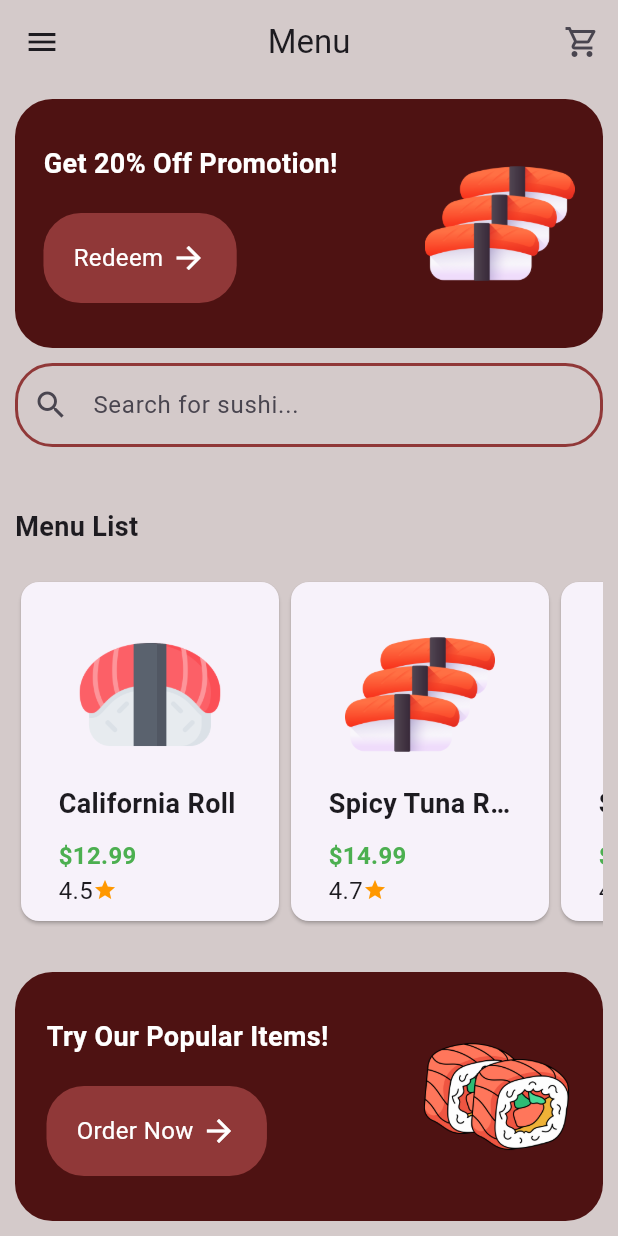
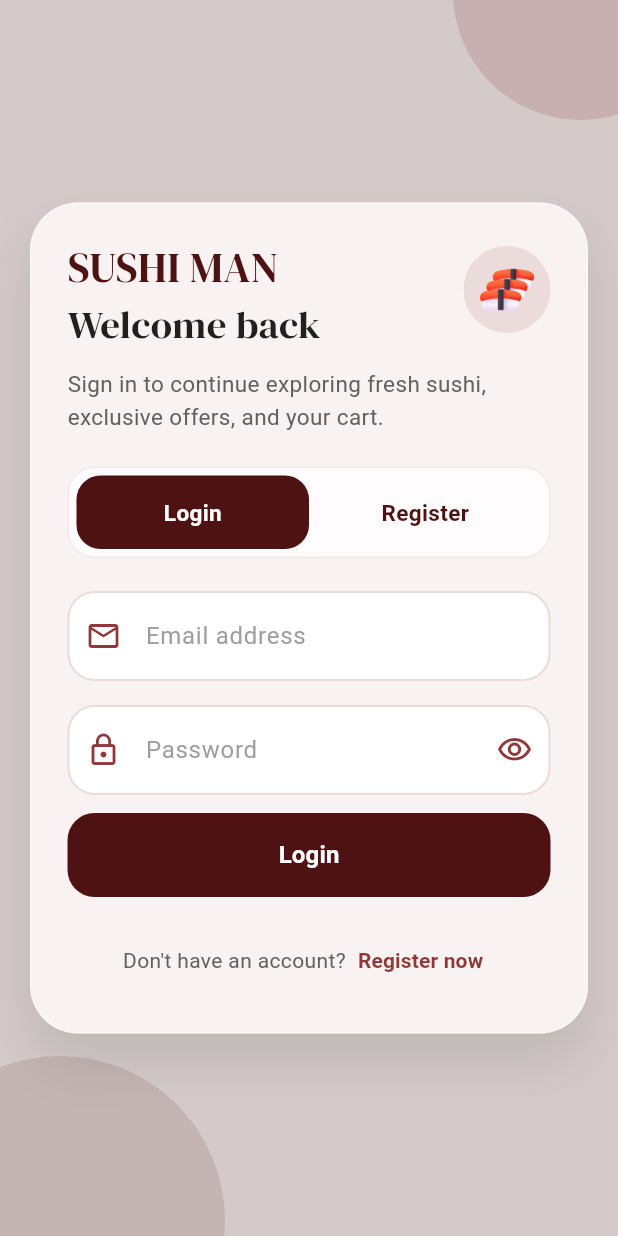
Before and after one commit to kudae3/sushi_restaurant, a Flutter app: the screen it shows after launch, after a tap on "Get Started", on a phone screen of 412 x 824 dp. Run offline on Flutter 3.47's test engine with Material 3 defaults, Android fonts, the phone set to English and light mode, and no system bars; our stand-ins replace firebase_auth, firebase_core, flutter_riverpod, google_fonts; accounts and stored records are empty; Roboto replaces fonts that are missing (DMSerifDisplay).

```diff
--- a/lib/main.dart
+++ b/lib/main.dart
@@ -2,6 +2,7 @@ import 'package:flutter/material.dart';
 import 'package:flutter_riverpod/flutter_riverpod.dart';
 import 'package:sushi_restaurant/pages/cart_page.dart';
 import 'package:sushi_restaurant/pages/intro_page.dart';
+import 'package:sushi_restaurant/pages/login_page.dart';
 import 'package:sushi_restaurant/pages/menu_page.dart';
 import 'package:firebase_core/firebase_core.dart';
 import 'firebase_options.dart';
@@ -25,6 +26,7 @@ class MainApp extends StatelessWidget {
       home:  const IntroPage(),
       routes: {
         '/intro': (context) => const IntroPage(),
+        '/login': (context) => const LoginPage(),
         '/menu' : (context) => const MenuPage(),
         '/cart' : (context) => const CartPage(),
       },
--- /dev/null
+++ b/lib/pages/auth_gate.dart
@@ -0,0 +1,22 @@
+import 'package:firebase_auth/firebase_auth.dart';
+import 'package:flutter/material.dart';
+import 'package:sushi_restaurant/pages/login_page.dart';
+import 'package:sushi_restaurant/pages/menu_page.dart';
+
+class AuthGate extends StatelessWidget {
+  const AuthGate({super.key});
+
+  @override
+  Widget build(BuildContext context) {
+    return StreamBuilder<User?>(
+      stream: FirebaseAuth.instance.authStateChanges(),
+      builder: (context, snapshot) {
+        if (snapshot.hasData) {
+          return const MenuPage();
+        } else {
+          return const LoginPage();
+        }
+      },
+    );
+  }
+}
--- a/lib/pages/intro_page.dart
+++ b/lib/pages/intro_page.dart
@@ -38,7 +38,7 @@ class IntroPage extends StatelessWidget {
 
             // get started button
             SizedBox(height: 50),
-            MyButton(text: 'Get Started', onTap:() => Navigator.pushNamed(context, '/menu')),
+            MyButton(text: 'Get Started', onTap:() => Navigator.pushNamed(context, '/login')),
           ],),
       )
     );
--- /dev/null
+++ b/lib/pages/login_page.dart
@@ -0,0 +1,468 @@
+import 'package:firebase_auth/firebase_auth.dart';
+import 'package:flutter/material.dart';
+import 'package:google_fonts/google_fonts.dart';
+
+import '../services/auth_service.dart';
+import '../theme/colors.dart';
+
+enum AuthMode { login, register }
+
+class LoginPage extends StatefulWidget {
+  const LoginPage({super.key});
+
+  @override
+  State<LoginPage> createState() => _LoginPageState();
+}
+
+class _LoginPageState extends State<LoginPage> {
+  final _formKey = GlobalKey<FormState>();
+  final _emailController = TextEditingController();
+  final _passwordController = TextEditingController();
+  final AuthService _auth = AuthService();
+
+  AuthMode _mode = AuthMode.login;
+  bool _isLoading = false;
+  bool _obscurePassword = true;
+  String? _errorMessage;
+
+  @override
+  void dispose() {
+    _emailController.dispose();
+    _passwordController.dispose();
+    super.dispose();
+  }
+
+  Future<void> _submit() async {
+    final isValid = _formKey.currentState?.validate() ?? false;
+    if (!isValid || _isLoading) return;
+
+    FocusScope.of(context).unfocus();
+
+    setState(() {
+      _isLoading = true;
+      _errorMessage = null;
+    });
+
+    try {
+      if (_mode == AuthMode.login) {
+        await _auth.signIn(
+          _emailController.text.trim(),
+          _passwordController.text.trim(),
+        );
+      } else {
+        await _auth.signUp(
+          _emailController.text.trim(),
+          _passwordController.text.trim(),
+        );
+      }
+
+      if (!mounted) return;
+      Navigator.pushReplacementNamed(context, '/menu');
+    } on FirebaseAuthException catch (error) {
+      if (!mounted) return;
+      setState(() {
+        _errorMessage = _friendlyAuthMessage(error);
+      });
+    } catch (_) {
+      if (!mounted) return;
+      setState(() {
+        _errorMessage = 'Something went wrong. Please try again.';
+      });
+    } finally {
+      if (mounted) {
+        setState(() {
+          _isLoading = false;
+        });
+      }
+    }
+  }
+
+  String _friendlyAuthMessage(FirebaseAuthException error) {
+    switch (error.code) {
+      case 'invalid-email':
+        return 'Please enter a valid email address.';
+      case 'user-not-found':
+        return 'No account found for this email.';
+      case 'wrong-password':
+        return 'The password you entered is incorrect.';
+      case 'email-already-in-use':
+        return 'This email is already registered.';
+      case 'weak-password':
+        return 'Use a stronger password with at least 6 characters.';
+      case 'network-request-failed':
+        return 'Network error. Please check your connection.';
+      default:
+        return error.message ?? 'Authentication failed. Please try again.';
+    }
+  }
+
+  void _setMode(AuthMode mode) {
+    if (_mode == mode) return;
+    setState(() {
+      _mode = mode;
+      _errorMessage = null;
+    });
+  }
+
+  InputDecoration _fieldDecoration({
+    required String hintText,
+    required IconData icon,
+    Widget? suffixIcon,
+  }) {
+    return InputDecoration(
+      hintText: hintText,
+      hintStyle: TextStyle(color: Colors.grey.shade500),
+      prefixIcon: Icon(icon, color: secondaryColor),
+      suffixIcon: suffixIcon,
+      filled: true,
+      fillColor: Colors.white,
+      contentPadding: const EdgeInsets.symmetric(horizontal: 18, vertical: 18),
+      enabledBorder: OutlineInputBorder(
+        borderRadius: BorderRadius.circular(18),
+        borderSide: BorderSide(color: secondaryColor.withOpacity(0.18), width: 1.4),
+      ),
+      focusedBorder: OutlineInputBorder(
+        borderRadius: BorderRadius.circular(18),
+        borderSide: BorderSide(color: primaryColor, width: 1.8),
+      ),
+      errorBorder: OutlineInputBorder(
+        borderRadius: BorderRadius.circular(18),
+        borderSide: BorderSide(color: Colors.red.shade300, width: 1.4),
+      ),
+      focusedErrorBorder: OutlineInputBorder(
+        borderRadius: BorderRadius.circular(18),
+        borderSide: BorderSide(color: Colors.red.shade400, width: 1.8),
+      ),
+    );
+  }
+
+  Widget _modeButton({
+    required String label,
+    required AuthMode mode,
+  }) {
+    final selected = _mode == mode;
+    return Expanded(
+      child: GestureDetector(
+        onTap: _isLoading ? null : () => _setMode(mode),
+        child: AnimatedContainer(
+          duration: const Duration(milliseconds: 220),
+          curve: Curves.easeOut,
+          padding: const EdgeInsets.symmetric(vertical: 14),
+          decoration: BoxDecoration(
+            color: selected ? primaryColor : Colors.transparent,
+            borderRadius: BorderRadius.circular(16),
+          ),
+          child: Center(
+            child: Text(
+              label,
+              style: TextStyle(
+                color: selected ? Colors.white : primaryColor,
+                fontWeight: FontWeight.w700,
+                fontSize: 15,
+              ),
+            ),
+          ),
+        ),
+      ),
+    );
+  }
+
+  @override
+  Widget build(BuildContext context) {
+    final title = _mode == AuthMode.login ? 'Welcome back' : 'Create account';
+    final subtitle = _mode == AuthMode.login
+        ? 'Sign in to continue exploring fresh sushi, exclusive offers, and your cart.'
+        : 'Join our sushi table and start ordering your favorites in seconds.';
+    final actionLabel = _mode == AuthMode.login ? 'Login' : 'Register';
+    final helperLabel = _mode == AuthMode.login
+        ? "Don't have an account?"
+        : 'Already have an account?';
+    final helperAction = _mode == AuthMode.login ? 'Register now' : 'Log in';
+
+    return Scaffold(
+      backgroundColor: backgroundColor,
+      body: Stack(
+        children: [
+          Positioned(
+            top: -90,
+            right: -60,
+            child: _backgroundBlob(170, secondaryColor.withOpacity(0.18)),
+          ),
+          Positioned(
+            bottom: -100,
+            left: -70,
+            child: _backgroundBlob(220, primaryColor.withOpacity(0.12)),
+          ),
+          SafeArea(
+            child: Center(
+              child: SingleChildScrollView(
+                padding: const EdgeInsets.all(20),
+                child: ConstrainedBox(
+                  constraints: const BoxConstraints(maxWidth: 460),
+                  child: Container(
+                    decoration: BoxDecoration(
+                      color: const Color(0xFFF8F2F2),
+                      borderRadius: BorderRadius.circular(32),
+                      boxShadow: [
+                        BoxShadow(
+                          color: Colors.black.withOpacity(0.10),
+                          blurRadius: 30,
+                          offset: const Offset(0, 18),
+                        ),
+                      ],
+                      border: Border.all(
+                        color: Colors.white.withOpacity(0.45),
+                      ),
+                    ),
+                    padding: const EdgeInsets.fromLTRB(24, 28, 24, 24),
+                    child: Form(
+                      key: _formKey,
+                      child: Column(
+                        mainAxisSize: MainAxisSize.min,
+                        crossAxisAlignment: CrossAxisAlignment.stretch,
+                        children: [
+                          Row(
+                            mainAxisAlignment: MainAxisAlignment.spaceBetween,
+                            crossAxisAlignment: CrossAxisAlignment.start,
+                            children: [
+                              Expanded(
+                                child: Column(
+                                  crossAxisAlignment: CrossAxisAlignment.start,
+                                  children: [
+                                    Text(
+                                      'SUSHI MAN',
+                                      style: GoogleFonts.dmSerifDisplay(
+                                        fontSize: 28,
+                                        color: primaryColor,
+                                        height: 1,
+                                      ),
+                                    ),
+                                    const SizedBox(height: 10),
+                                    Text(
+                                      title,
+                                      style: GoogleFonts.dmSerifDisplay(
+                                        fontSize: 26,
+                                        color: Colors.black87,
+                                        height: 1.1,
+                                      ),
+                                    ),
+                                  ],
+                                ),
+                              ),
+                              Container(
+                                height: 58,
+                                width: 58,
+                                decoration: BoxDecoration(
+                                  color: secondaryColor.withOpacity(0.12),
+                                  shape: BoxShape.circle,
+                                ),
+                                child: Center(
+                                  child: Image.asset(
+                                    'lib/images/sushi_2.png',
+                                    width: 36,
+                                    height: 36,
+                                  ),
+                                ),
+                              ),
+                            ],
+                          ),
+                          const SizedBox(height: 14),
+                          Text(
+                            subtitle,
+                            style: TextStyle(
+                              color: Colors.grey.shade700,
+                              fontSize: 15,
+                              height: 1.45,
+                            ),
+                          ),
+                          const SizedBox(height: 22),
+                          Container(
+                            decoration: BoxDecoration(
+                              color: Colors.white.withOpacity(0.8),
+                              borderRadius: BorderRadius.circular(18),
+                              border: Border.all(
+                                color: secondaryColor.withOpacity(0.10),
+                              ),
+                            ),
+                            padding: const EdgeInsets.all(5),
+                            child: Row(
+                              children: [
+                                _modeButton(
+                                  label: 'Login',
+                                  mode: AuthMode.login,
+                                ),
+                                _modeButton(
+                                  label: 'Register',
+                                  mode: AuthMode.register,
+                                ),
+                              ],
+                            ),
+                          ),
+                          const SizedBox(height: 22),
+                          TextFormField(
+                            controller: _emailController,
+                            keyboardType: TextInputType.emailAddress,
+                            textInputAction: TextInputAction.next,
+                            decoration: _fieldDecoration(
+                              hintText: 'Email address',
+                              icon: Icons.email_outlined,
+                            ),
+                            validator: (value) {
+                              final text = value?.trim() ?? '';
+                              if (text.isEmpty) {
+                                return 'Please enter your email.';
+                              }
+                              if (!text.contains('@')) {
+                                return 'Please enter a valid email.';
+                              }
+                              return null;
+                            },
+                          ),
+                          const SizedBox(height: 16),
+                          TextFormField(
+                            controller: _passwordController,
+                            obscureText: _obscurePassword,
+                            textInputAction: TextInputAction.done,
+                            onFieldSubmitted: (_) => _submit(),
+                            decoration: _fieldDecoration(
+                              hintText: 'Password',
+                              icon: Icons.lock_outline,
+                              suffixIcon: IconButton(
+                                tooltip: _obscurePassword ? 'Show password' : 'Hide password',
+                                onPressed: _isLoading
+                                    ? null
+                                    : () {
+                                        setState(() {
+                                          _obscurePassword = !_obscurePassword;
+                                        });
+                                      },
+                                icon: Icon(
+                                  _obscurePassword
+                                      ? Icons.visibility_outlined
+                                      : Icons.visibility_off_outlined,
+                                  color: secondaryColor,
+                                ),
+                              ),
+                            ),
+                            validator: (value) {
+                              final text = value ?? '';
+                              if (text.isEmpty) {
+                                return 'Please enter your password.';
+                              }
+                              if (_mode == AuthMode.register && text.length < 6) {
+                                return 'Password must be at least 6 characters.';
+                              }
+                              return null;
+                            },
+                          ),
+                          const SizedBox(height: 12),
+                          if (_errorMessage != null) ...[
+                            Container(
+                              width: double.infinity,
+                              padding: const EdgeInsets.all(14),
+                              decoration: BoxDecoration(
+                                color: Colors.red.withOpacity(0.08),
+                                borderRadius: BorderRadius.circular(16),
+                                border: Border.all(
+                                  color: Colors.red.withOpacity(0.18),
+                                ),
+                              ),
+                              child: Text(
+                                _errorMessage!,
+                                style: TextStyle(
+                                  color: Colors.red.shade700,
+                                  fontSize: 13.5,
+                                  height: 1.35,
+                                ),
+                              ),
+                            ),
+                            const SizedBox(height: 14),
+                          ],
+                          SizedBox(
+                            height: 56,
+                            child: ElevatedButton(
+                              onPressed: _isLoading ? null : _submit,
+                              style: ElevatedButton.styleFrom(
+                                backgroundColor: primaryColor,
+                                foregroundColor: Colors.white,
+                                shape: RoundedRectangleBorder(
+                                  borderRadius: BorderRadius.circular(18),
+                                ),
+                                elevation: 0,
+                              ),
+                              child: _isLoading
+                                  ? SizedBox(
+                                      width: 22,
+                                      height: 22,
+                                      child: CircularProgressIndicator(
+                                        strokeWidth: 2.5,
+                                        valueColor: AlwaysStoppedAnimation<Color>(
+                                          Colors.white.withOpacity(0.95),
+                                        ),
+                                      ),
+                                    )
+                                  : Text(
+                                      actionLabel,
+                                      style: const TextStyle(
+                                        fontSize: 16,
+                                        fontWeight: FontWeight.w700,
+                                      ),
+                                    ),
+                            ),
+                          ),
+                          const SizedBox(height: 18),
+                          Row(
+                            mainAxisAlignment: MainAxisAlignment.center,
+                            children: [
+                              Text(
+                                helperLabel,
+                                style: TextStyle(
+                                  color: Colors.grey.shade700,
+                                  fontSize: 14,
+                                ),
+                              ),
+                              TextButton(
+                                onPressed: _isLoading
+                                    ? null
+                                    : () => _setMode(
+                                          _mode == AuthMode.login
+                                              ? AuthMode.register
+                                              : AuthMode.login,
+                                        ),
+                                style: TextButton.styleFrom(
+                                  foregroundColor: secondaryColor,
+                                  padding: const EdgeInsets.symmetric(horizontal: 8),
+                                ),
+                                child: Text(
+                                  helperAction,
+                                  style: const TextStyle(
+                                    fontWeight: FontWeight.w700,
+                                  ),
+                                ),
+                              ),
+                            ],
+                          ),
+                        ],
+                      ),
+                    ),
+                  ),
+                ),
+              ),
+            ),
+          ),
+        ],
+      ),
+    );
+  }
+
+  Widget _backgroundBlob(double size, Color color) {
+    return Container(
+      width: size,
+      height: size,
+      decoration: BoxDecoration(
+        shape: BoxShape.circle,
+        color: color,
+      ),
+    );
+  }
+}
--- /dev/null
+++ b/lib/services/auth_service.dart
@@ -0,0 +1,23 @@
+import 'package:firebase_auth/firebase_auth.dart';
+
+class AuthService {
+  final FirebaseAuth _auth = FirebaseAuth.instance;
+
+  Future<UserCredential> signUp(String email, String password) async {
+    return await _auth.createUserWithEmailAndPassword(
+      email: email,
+      password: password,
+    );
+  }
+
+  Future<UserCredential> signIn(String email, String password) async {
+    return await _auth.signInWithEmailAndPassword(
+      email: email,
+      password: password,
+    );
+  }
+
+  Future<void> signOut() async {
+    await _auth.signOut();
+  }
+}
--- a/pubspec.yaml
+++ b/pubspec.yaml
@@ -12,6 +12,7 @@ dependencies:
   google_fonts: ^8.1.0
   flutter_riverpod: ^3.3.1
   firebase_core: ^4.9.0
+  firebase_auth: ^6.5.2
 
 dev_dependencies:
   flutter_test:
```
Also changed, not shown: pubspec.lock, 3 other files.
